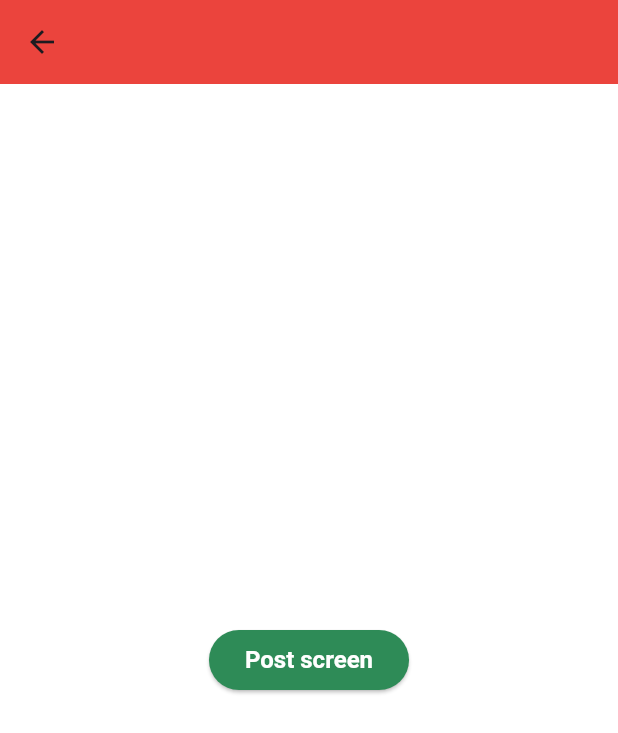
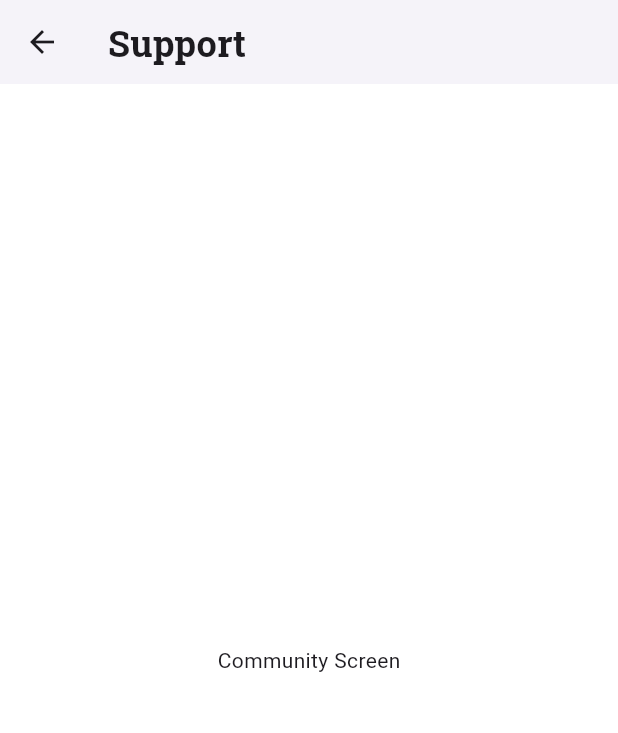
Before and after one commit to riyashah22/Nature-Disaster, a Flutter app: the Community screen opened directly, on a phone screen of 412 x 824 dp. Shown: the top 733 px of the screen. Run offline on Flutter 3.47's test engine with Material 3 defaults, Android fonts, the phone set to English and light mode, and no system bars; our stand-ins replace google_fonts; missing offline and left inert: dot_bottom_nav_bar.

```diff
--- a/resqaid/lib/community/community.dart
+++ b/resqaid/lib/community/community.dart
@@ -8,14 +8,11 @@ class Community extends StatelessWidget {
   Widget build(BuildContext context) {
     return Scaffold(
       appBar: AppBar(
-        backgroundColor: Colors.red,
+        // backgroundColor: Colors.red,
+        title: Text("Support"),
       ),
       body: Center(
-        child: ElevatedButton(
-            onPressed: () {
-              Navigator.pushNamed(context, PostsScreen.routeName);
-            },
-            child: Text("Post screen")),
+        child: Text("Community Screen"),
       ),
     );
   }
```
Also changed, not shown: resqaid/lib/authentication/authentication.dart (+10 -1 lines).
